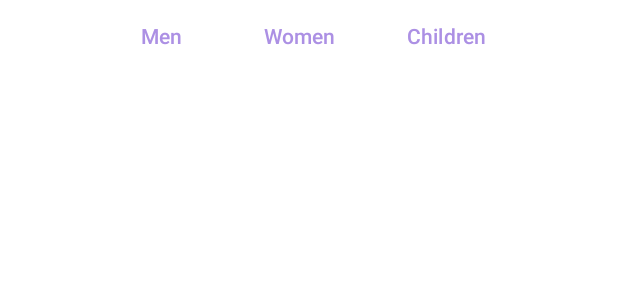
After one commit to manash166/test321, an Android app: the layout activity_master.xml on its own in the app's theme, with its tools: preview values and no code run, on a phone screen of 412 x 824 dp. The commit adds this screen. Shown: the top 300 px of the screen. Run offline under Robolectric (Android 15) with nearby library versions, the phone set to English and light mode, and no system bars.

Commit message:
Master Men 10%

```diff
--- a/app/src/main/AndroidManifest.xml
+++ b/app/src/main/AndroidManifest.xml
@@ -17,6 +17,9 @@
         android:supportsRtl="true"
         android:theme="@style/Theme.Test321"
         tools:targetApi="31">
+        <activity
+            android:name=".MasterActivity"
+            android:exported="false" />
         <activity
             android:name=".AdminDashboard"
             android:exported="false" />
--- /dev/null
+++ b/app/src/main/res/layout/activity_master.xml
@@ -0,0 +1,39 @@
+<?xml version="1.0" encoding="utf-8"?>
+<LinearLayout xmlns:android="http://schemas.android.com/apk/res/android"
+    android:id="@+id/master_root_layout"
+    android:layout_width="match_parent"
+    android:layout_height="match_parent"
+    android:orientation="vertical">
+
+    <LinearLayout
+        android:layout_width="match_parent"
+        android:layout_height="wrap_content"
+        android:orientation="horizontal"
+        android:gravity="center">
+
+        <Button
+            android:id="@+id/button_men"
+            android:layout_width="wrap_content"
+            android:layout_height="wrap_content"
+            android:text="Men" />
+
+        <Button
+            android:id="@+id/button_women"
+            android:layout_width="wrap_content"
+            android:layout_height="wrap_content"
+            android:text="Women" />
+
+        <Button
+            android:id="@+id/button_children"
+            android:layout_width="wrap_content"
+            android:layout_height="wrap_content"
+            android:text="Children" />
+    </LinearLayout>
+
+    <FrameLayout
+        android:id="@+id/fragment_container"
+        android:layout_width="match_parent"
+        android:layout_height="0dp"
+        android:layout_weight="1" />
+
+</LinearLayout>
--- a/app/src/main/res/values/strings.xml
+++ b/app/src/main/res/values/strings.xml
@@ -1,5 +1,7 @@
 <resources>
     <string name="app_name">test321</string>
     <string name="entername">Enter Phone Number</string>
+    <!-- TODO: Remove or change this placeholder text -->
+    <string name="hello_blank_fragment">Hello blank fragment</string>
 
 </resources>
```
Also changed, not shown: app/src/main/java/com/example/test321/AdminDashboard.java (+5 -6 lines), app/src/main/java/com/example/test321/MasterActivity.java (added, +32 -0 lines), app/src/main/java/com/example/test321/MenFragment.java (added, +140 -0 lines), app/src/main/res/layout/fragment_men.xml (added, +49 -0 lines), app/src/main/res/values/styles.xml (+22 -5 lines).
